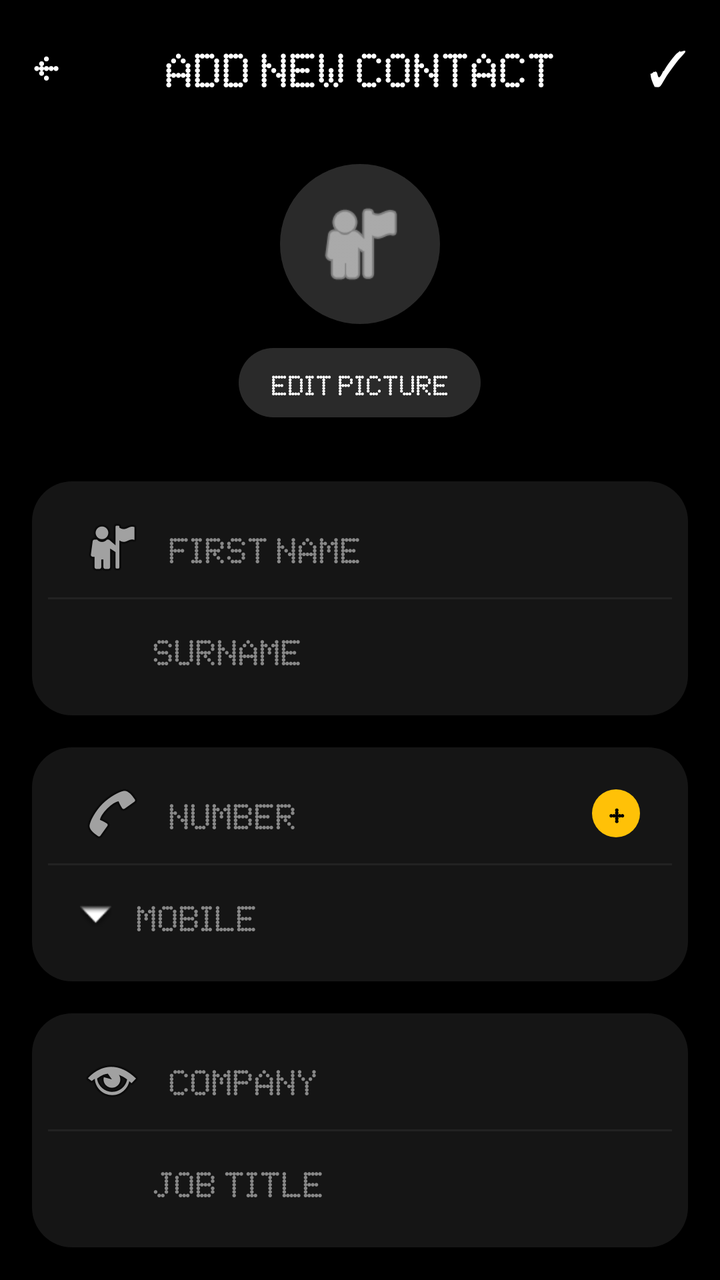
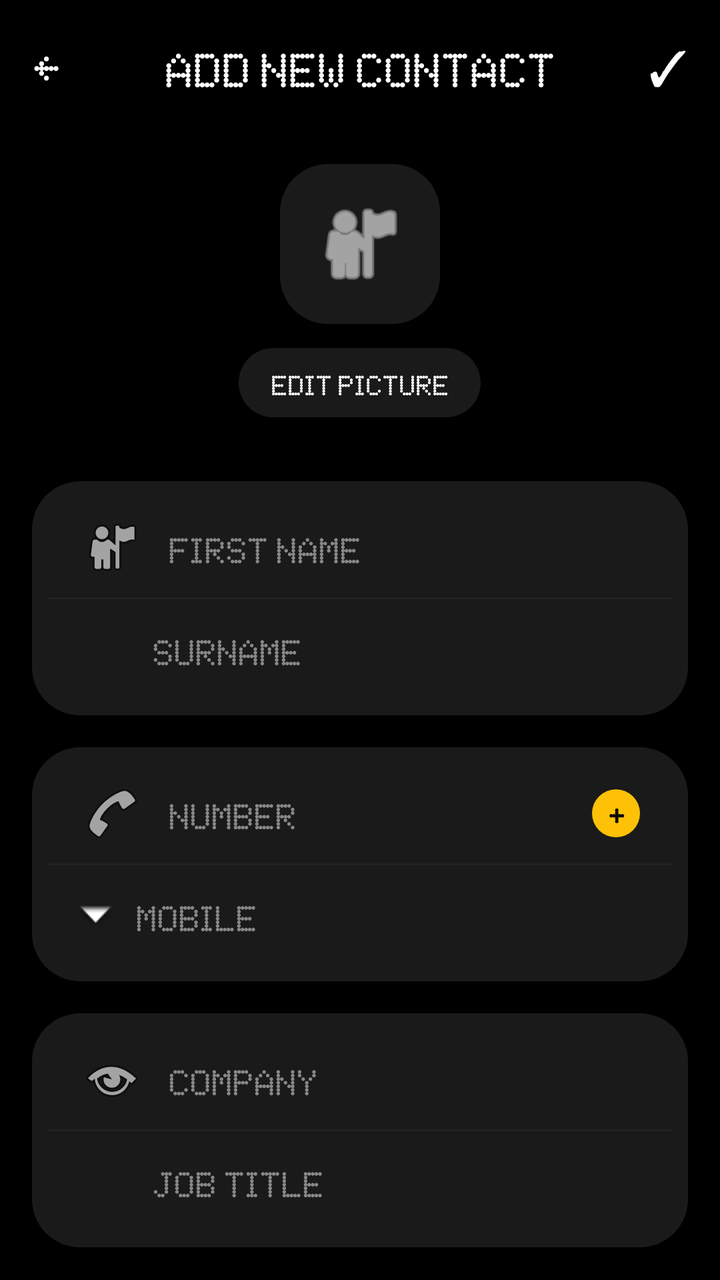

Screens rendered from an Android XML layout before and after an edit, with the pre-edit source and the edit as a unified diff.
<!-- AndroidManifest.xml: application theme Theme.MyDialer -->
<!-- res/layout/fragment_contacts.xml -->
<?xml version="1.0" encoding="utf-8"?>
<ScrollView xmlns:android="http://schemas.android.com/apk/res/android"
    android:layout_width="match_parent"
    android:layout_height="match_parent"
    android:background="#000000"
    android:padding="16dp">

    <LinearLayout
        android:layout_width="match_parent"
        android:layout_height="wrap_content"
        android:orientation="vertical">

        <RelativeLayout
            android:layout_width="match_parent"
            android:layout_height="wrap_content"
            android:layout_marginBottom="32dp">
            
            <TextView
                android:layout_width="wrap_content"
                android:layout_height="wrap_content"
                android:text="←"
                android:textColor="#FFFFFF"
                android:textSize="24sp"
                android:layout_alignParentStart="true" />

            <TextView
                android:layout_width="wrap_content"
                android:layout_height="wrap_content"
                android:text="Add New Contact"
                android:textColor="#FFFFFF"
                android:textSize="24sp"
                android:layout_centerInParent="true" />

            <TextView
                android:layout_width="wrap_content"
                android:layout_height="wrap_content"
                android:text="✓"
                android:textColor="#FFFFFF"
                android:textSize="24sp"
                android:layout_alignParentEnd="true" />
        </RelativeLayout>

        <LinearLayout
            android:layout_width="match_parent"
            android:layout_height="wrap_content"
            android:gravity="center"
            android:orientation="vertical"
            android:layout_marginBottom="32dp">

            <ImageView
                android:layout_width="80dp"
                android:layout_height="80dp"
                android:src="@android:drawable/ic_menu_myplaces"
                android:background="@drawable/bg_pill_button"
                android:padding="16dp"
                android:layout_marginBottom="12dp"
                app:tint="#FFFFFF" xmlns:app="http://schemas.android.com/apk/res-auto"/>

            <TextView
                android:layout_width="wrap_content"
                android:layout_height="wrap_content"
                android:text="Edit picture"
                android:textColor="#FFFFFF"
                android:background="@drawable/bg_pill_button"
                android:paddingStart="16dp"
                android:paddingEnd="16dp"
                android:paddingTop="8dp"
                android:paddingBottom="8dp" />
        </LinearLayout>

        <LinearLayout
            android:layout_width="match_parent"
            android:layout_height="wrap_content"
            android:orientation="vertical"
            android:background="@drawable/bg_rounded_input"
            android:padding="8dp"
            android:layout_marginBottom="16dp">
            
            <EditText
                android:layout_width="match_parent"
                android:layout_height="50dp"
                android:background="@android:color/transparent"
                android:hint="First Name"
                android:textColorHint="#888888"
                android:textColor="#FFFFFF"
                android:paddingStart="16dp"
                android:drawableStart="@android:drawable/ic_menu_myplaces"
                android:drawablePadding="12dp" />
                
            <View android:layout_width="match_parent" android:layout_height="1dp" android:background="#222222" />
            
            <EditText
                android:layout_width="match_parent"
                android:layout_height="50dp"
                android:background="@android:color/transparent"
                android:hint="Surname"
                android:textColorHint="#888888"
                android:textColor="#FFFFFF"
                android:paddingStart="52dp" />
        </LinearLayout>

        <LinearLayout
            android:layout_width="match_parent"
            android:layout_height="wrap_content"
            android:orientation="vertical"
            android:background="@drawable/bg_rounded_input"
            android:padding="8dp"
            android:layout_marginBottom="16dp">
            
            <RelativeLayout android:layout_width="match_parent" android:layout_height="50dp">
                <EditText
                    android:layout_width="match_parent"
                    android:layout_height="match_parent"
                    android:background="@android:color/transparent"
                    android:hint="Number"
                    android:textColorHint="#888888"
                    android:textColor="#FFFFFF"
                    android:paddingStart="16dp"
                    android:drawableStart="@android:drawable/ic_menu_call"
                    android:drawablePadding="12dp" />
                <TextView
                    android:layout_width="24dp"
                    android:layout_height="24dp"
                    android:layout_alignParentEnd="true"
                    android:layout_centerVertical="true"
                    android:layout_marginEnd="16dp"
                    android:background="@drawable/bg_pill_button"
                    android:backgroundTint="#FFC107"
                    android:gravity="center"
                    android:text="+"
                    android:textColor="#000000"
                    android:textStyle="bold" />
            </RelativeLayout>
            
            <View android:layout_width="match_parent" android:layout_height="1dp" android:background="#222222" />
            
            <EditText
                android:layout_width="match_parent"
                android:layout_height="50dp"
                android:background="@android:color/transparent"
                android:hint="Mobile"
                android:textColorHint="#888888"
                android:textColor="#FFFFFF"
                android:paddingStart="16dp"
                android:drawableStart="@android:drawable/arrow_down_float"
                android:drawablePadding="12dp" />
        </LinearLayout>

        <LinearLayout
            android:layout_width="match_parent"
            android:layout_height="wrap_content"
            android:orientation="vertical"
            android:background="@drawable/bg_rounded_input"
            android:padding="8dp"
            android:layout_marginBottom="16dp">
            
            <EditText
                android:layout_width="match_parent"
                android:layout_height="50dp"
                android:background="@android:color/transparent"
                android:hint="Company"
                android:textColorHint="#888888"
                android:textColor="#FFFFFF"
                android:paddingStart="16dp"
                android:drawableStart="@android:drawable/ic_menu_view"
                android:drawablePadding="12dp" />
                
            <View android:layout_width="match_parent" android:layout_height="1dp" android:background="#222222" />
            
            <EditText
                android:layout_width="match_parent"
                android:layout_height="50dp"
                android:background="@android:color/transparent"
                android:hint="Job Title"
                android:textColorHint="#888888"
                android:textColor="#FFFFFF"
                android:paddingStart="52dp" />
        </LinearLayout>

    </LinearLayout>
</ScrollView>
<!-- resources referenced by this layout -->
<resources>
  <!-- drawable bg_pill_button (drawable) -->
  <?xml version="1.0" encoding="utf-8"?>
  <shape xmlns:android="http://schemas.android.com/apk/res/android">
      <solid android:color="#2A2A2A" />
      <corners android:radius="50dp" />
  </shape>
  <!-- drawable bg_rounded_input (drawable) -->
  <?xml version="1.0" encoding="utf-8"?>
  <shape xmlns:android="http://schemas.android.com/apk/res/android">
      <solid android:color="#151515" /> <corners android:radius="20dp" />
  </shape>
  <style name="Theme.MyDialer" parent="Theme.MaterialComponents.DayNight.NoActionBar">
          <item name="colorPrimary">#E91E63</item>
          <item name="colorPrimaryDark">#000000</item>
          <item name="colorAccent">#E91E63</item>
  
          <item name="android:windowBackground">#000000</item>
          <item name="android:statusBarColor">#000000</item>
          <item name="android:navigationBarColor">#000000</item>
  
          <item name="android:textColorPrimary">#FFFFFF</item>
          <item name="android:textColorSecondary">#888888</item>
          
          <item name="android:fontFamily">@font/ndot</item>
      </style>
</resources>

<!-- the commit's change to res/layout/fragment_contacts.xml (unified diff, before → after) -->
@@ -1,5 +1,6 @@
 <?xml version="1.0" encoding="utf-8"?>
 <ScrollView xmlns:android="http://schemas.android.com/apk/res/android"
+    xmlns:app="http://schemas.android.com/apk/res-auto"
     android:layout_width="match_parent"
     android:layout_height="match_parent"
     android:background="#000000"
@@ -29,15 +30,20 @@
                 android:text="Add New Contact"
                 android:textColor="#FFFFFF"
                 android:textSize="24sp"
+                android:fontFamily="@font/ndot"
                 android:layout_centerInParent="true" />
 
             <TextView
+                android:id="@+id/btn_save_contact"
                 android:layout_width="wrap_content"
                 android:layout_height="wrap_content"
                 android:text="✓"
                 android:textColor="#FFFFFF"
                 android:textSize="24sp"
-                android:layout_alignParentEnd="true" />
+                android:layout_alignParentEnd="true"
+                android:background="?attr/selectableItemBackgroundBorderless"
+                android:clickable="true"
+                android:focusable="true"/>
         </RelativeLayout>
 
         <LinearLayout
@@ -51,17 +57,17 @@
                 android:layout_width="80dp"
                 android:layout_height="80dp"
                 android:src="@android:drawable/ic_menu_myplaces"
-                android:background="@drawable/bg_pill_button"
+                android:background="@drawable/bg_floating_pill"
                 android:padding="16dp"
                 android:layout_marginBottom="12dp"
-                app:tint="#FFFFFF" xmlns:app="http://schemas.android.com/apk/res-auto"/>
+                app:tint="#FFFFFF" />
 
             <TextView
                 android:layout_width="wrap_content"
                 android:layout_height="wrap_content"
                 android:text="Edit picture"
                 android:textColor="#FFFFFF"
-                android:background="@drawable/bg_pill_button"
+                android:background="@drawable/bg_floating_pill"
                 android:paddingStart="16dp"
                 android:paddingEnd="16dp"
                 android:paddingTop="8dp"
@@ -72,11 +78,12 @@
             android:layout_width="match_parent"
             android:layout_height="wrap_content"
             android:orientation="vertical"
-            android:background="@drawable/bg_rounded_input"
+            android:background="@drawable/bg_floating_pill"
             android:padding="8dp"
             android:layout_marginBottom="16dp">
             
             <EditText
+                android:id="@+id/input_first_name"
                 android:layout_width="match_parent"
                 android:layout_height="50dp"
                 android:background="@android:color/transparent"
@@ -90,6 +97,7 @@
             <View android:layout_width="match_parent" android:layout_height="1dp" android:background="#222222" />
             
             <EditText
+                android:id="@+id/input_surname"
                 android:layout_width="match_parent"
                 android:layout_height="50dp"
                 android:background="@android:color/transparent"
@@ -103,16 +111,18 @@
             android:layout_width="match_parent"
             android:layout_height="wrap_content"
             android:orientation="vertical"
-            android:background="@drawable/bg_rounded_input"
+            android:background="@drawable/bg_floating_pill"
             android:padding="8dp"
             android:layout_marginBottom="16dp">
             
             <RelativeLayout android:layout_width="match_parent" android:layout_height="50dp">
                 <EditText
+                    android:id="@+id/input_number"
                     android:layout_width="match_parent"
                     android:layout_height="match_parent"
                     android:background="@android:color/transparent"
                     android:hint="Number"
+                    android:inputType="phone"
                     android:textColorHint="#888888"
                     android:textColor="#FFFFFF"
                     android:paddingStart="16dp"
@@ -124,7 +134,7 @@
                     android:layout_alignParentEnd="true"
                     android:layout_centerVertical="true"
                     android:layout_marginEnd="16dp"
-                    android:background="@drawable/bg_pill_button"
+                    android:background="@drawable/bg_floating_pill"
                     android:backgroundTint="#FFC107"
                     android:gravity="center"
                     android:text="+"
@@ -143,18 +153,21 @@
                 android:textColor="#FFFFFF"
                 android:paddingStart="16dp"
                 android:drawableStart="@android:drawable/arrow_down_float"
-                android:drawablePadding="12dp" />
+                android:drawablePadding="12dp"
+                android:focusable="false"
+                android:clickable="false"/>
         </LinearLayout>
 
         <LinearLayout
             android:layout_width="match_parent"
             android:layout_height="wrap_content"
             android:orientation="vertical"
-            android:background="@drawable/bg_rounded_input"
+            android:background="@drawable/bg_floating_pill"
             android:padding="8dp"
             android:layout_marginBottom="16dp">
             
             <EditText
+                android:id="@+id/input_company"
                 android:layout_width="match_parent"
                 android:layout_height="50dp"
                 android:background="@android:color/transparent"
@@ -168,6 +181,7 @@
             <View android:layout_width="match_parent" android:layout_height="1dp" android:background="#222222" />
             
             <EditText
+                android:id="@+id/input_job_title"
                 android:layout_width="match_parent"
                 android:layout_height="50dp"
                 android:background="@android:color/transparent"
@@ -176,6 +190,5 @@
                 android:textColor="#FFFFFF"
                 android:paddingStart="52dp" />
         </LinearLayout>
-
     </LinearLayout>
 </ScrollView>
<!-- resource entries referenced after the edit -->
@@ -1,15 +1,10 @@
 <!-- resources referenced by this layout -->
 <resources>
-  <!-- drawable bg_pill_button (drawable) -->
+  <!-- drawable bg_floating_pill (drawable) -->
   <?xml version="1.0" encoding="utf-8"?>
   <shape xmlns:android="http://schemas.android.com/apk/res/android">
-      <solid android:color="#2A2A2A" />
-      <corners android:radius="50dp" />
-  </shape>
-  <!-- drawable bg_rounded_input (drawable) -->
-  <?xml version="1.0" encoding="utf-8"?>
-  <shape xmlns:android="http://schemas.android.com/apk/res/android">
-      <solid android:color="#151515" /> <corners android:radius="20dp" />
+      <solid android:color="#1A1A1A" />
+      <corners android:radius="24dp" />
   </shape>
   <style name="Theme.MyDialer" parent="Theme.MaterialComponents.DayNight.NoActionBar">
           <item name="colorPrimary">#E91E63</item>
